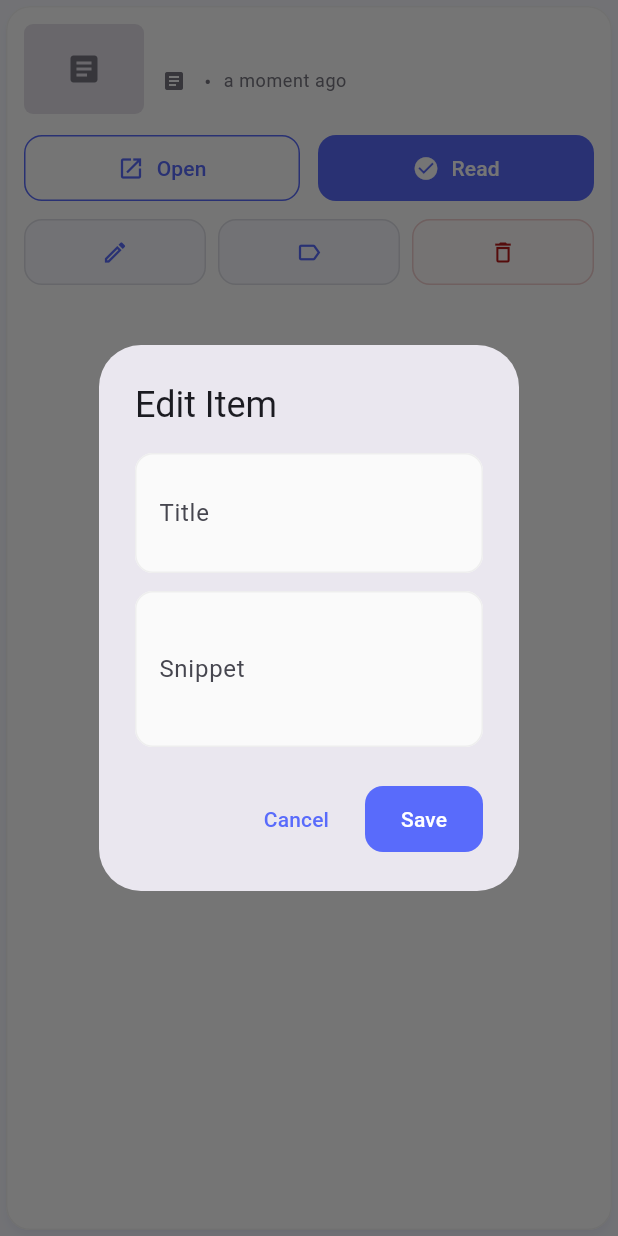
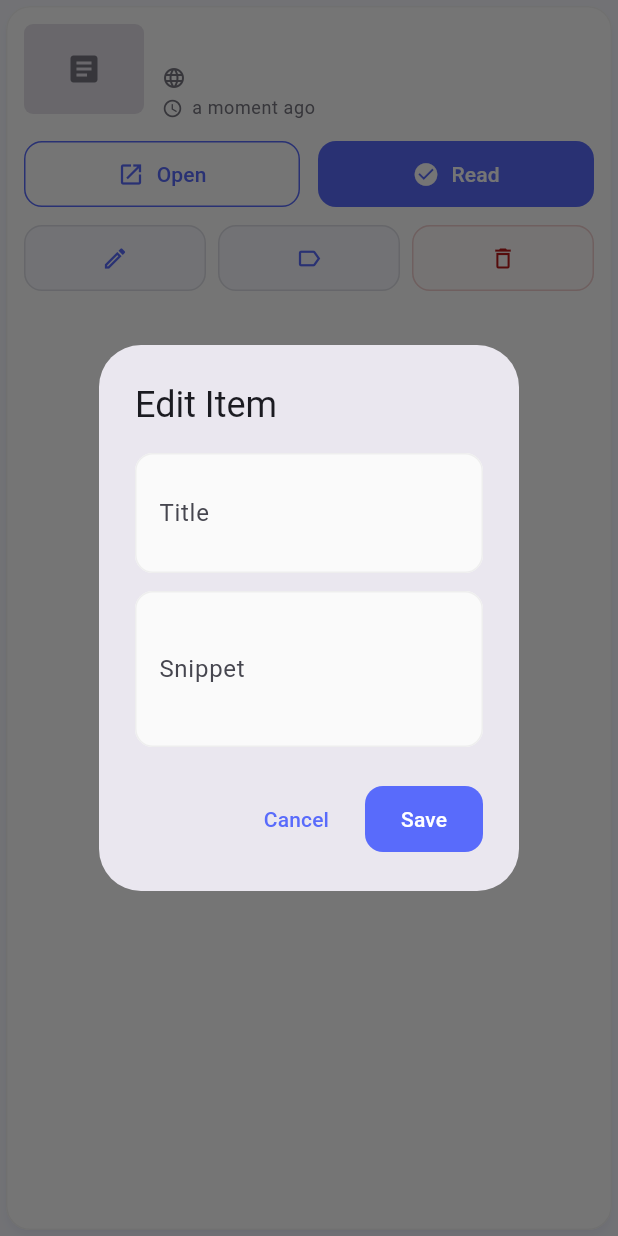
Before and after one commit to tezansahu/shelfie, a Flutter app: the ItemCard widget shown alone on an empty page, opened directly with empty values, after a tap on the "edit" icon, on a phone screen of 412 x 824 dp. Run offline on Flutter 3.47's test engine with Material 3 defaults, Android fonts, the phone set to English and light mode, and no system bars; drawn by our look-alikes of cached_network_image; our stand-ins replace fl_chart, flutter_dotenv, flutter_riverpod, freezed_annotation, supabase_flutter, timeago; accounts and stored records are empty; generated files the repository leaves out were written again; network calls fail.

Commit message:
UI bugfixes

```diff
--- a/flutter-app/lib/widgets/item_card.dart
+++ b/flutter-app/lib/widgets/item_card.dart
@@ -81,38 +81,108 @@ class ItemCard extends ConsumerWidget {
                         ),
                         const SizedBox(height: 4),
 
-                        // Domain and date
-                        Row(
+                        // Responsive: show domain + date on one line for wide cards, otherwise stack
+                        LayoutBuilder(
+                          builder: (context, constraints) {
+                            final singleLine = constraints.maxWidth > 420;
+
+                            if (singleLine) {
+                              // Render domain and time on same row
+                              return Row(
                                 children: [
                                   Icon(
-                              item.isVideo ? Icons.play_circle : Icons.article,
+                                    Icons.language,
                                     size: 16,
                                     color: theme.colorScheme.outline,
                                   ),
-                            const SizedBox(width: 4),
-                            Text(
+                                  const SizedBox(width: 6),
+                                  Expanded(
+                                    child: Text(
                                       item.domain,
                                       style: theme.textTheme.bodySmall?.copyWith(
                                         color: theme.colorScheme.outline,
                                       ),
-                            ),
-                            const SizedBox(width: 8),
-                            Text(
-                              '•',
-                              style: TextStyle(
-                                color: theme.colorScheme.outline,
+                                      maxLines: 1,
+                                      overflow: TextOverflow.ellipsis,
                                     ),
                                   ),
                                   const SizedBox(width: 8),
-                            Text(
+                                  Icon(
+                                    Icons.access_time,
+                                    size: 14,
+                                    color: theme.colorScheme.outline,
+                                  ),
+                                  const SizedBox(width: 6),
+                                  ConstrainedBox(
+                                    constraints: const BoxConstraints(maxWidth: 120),
+                                    child: Text(
                                       isArchive && item.finishedAt != null
                                           ? timeago.format(item.finishedAt!)
                                           : timeago.format(item.addedAt),
                                       style: theme.textTheme.bodySmall?.copyWith(
                                         color: theme.colorScheme.outline,
                                       ),
+                                      maxLines: 1,
+                                      overflow: TextOverflow.ellipsis,
+                                      textAlign: TextAlign.right,
+                                    ),
                                   ),
                                 ],
+                              );
+                            }
+
+                            // Stacked layout for narrow cards
+                            return Column(
+                              crossAxisAlignment: CrossAxisAlignment.start,
+                              children: [
+                                Row(
+                                  children: [
+                                    Icon(
+                                      Icons.language,
+                                      size: 16,
+                                      color: theme.colorScheme.outline,
+                                    ),
+                                    const SizedBox(width: 6),
+                                    Expanded(
+                                      child: Text(
+                                        item.domain,
+                                        style: theme.textTheme.bodySmall?.copyWith(
+                                          color: theme.colorScheme.outline,
+                                        ),
+                                        maxLines: 1,
+                                        overflow: TextOverflow.ellipsis,
+                                      ),
+                                    ),
+                                  ],
+                                ),
+
+                                const SizedBox(height: 4),
+
+                                Row(
+                                  children: [
+                                    Icon(
+                                      Icons.access_time,
+                                      size: 14,
+                                      color: theme.colorScheme.outline,
+                                    ),
+                                    const SizedBox(width: 6),
+                                    Expanded(
+                                      child: Text(
+                                        isArchive && item.finishedAt != null
+                                            ? timeago.format(item.finishedAt!)
+                                            : timeago.format(item.addedAt),
+                                        style: theme.textTheme.bodySmall?.copyWith(
+                                          color: theme.colorScheme.outline,
+                                        ),
+                                        maxLines: 1,
+                                        overflow: TextOverflow.ellipsis,
+                                      ),
+                                    ),
+                                  ],
+                                ),
+                              ],
+                            );
+                          },
                         ),
                       ],
                     ),
--- a/flutter-app/lib/widgets/search_filter_bar.dart
+++ b/flutter-app/lib/widgets/search_filter_bar.dart
@@ -111,6 +111,7 @@ class _SearchAndFilterBarState extends ConsumerState<SearchAndFilterBar> {
                       ),
                     ),
                   ),
+                  const SizedBox(width: 8),
                   Container(
                     margin: const EdgeInsets.only(right: 8),
                     decoration: BoxDecoration(
```
Lines whose indentation alone changed are shown as unchanged.
